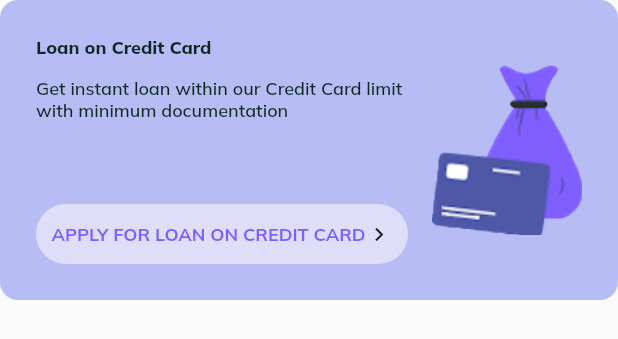
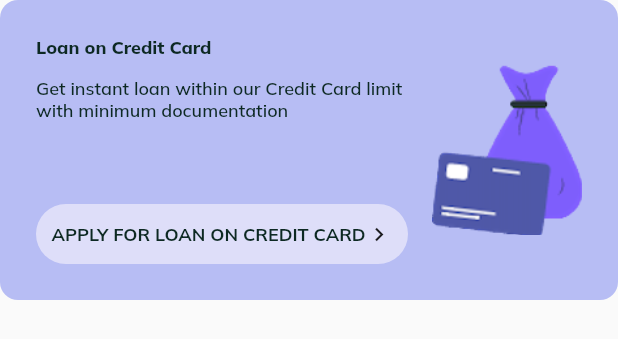
Before and after one commit to harshtonde/cc-module, a Flutter app: the LoanOnCCComponentWidget widget shown alone on an empty page, opened directly, on a phone screen of 412 x 824 dp. Shown: the top 339 px of the screen. Run offline on Flutter 3.47's test engine with Material 2 defaults, Android fonts, the phone set to English and light mode, and no system bars; our stand-ins replace auto_size_text, badges, built_collection, built_value, cached_network_image, carousel_slider and 17 more; missing offline and left inert: json_path; accounts and stored records are empty.

Commit message:
Updating to latest FlutterFlow output.

```diff
--- a/lib/components/loan_on_c_c_component_widget.dart
+++ b/lib/components/loan_on_c_c_component_widget.dart
@@ -108,7 +108,7 @@ class _LoanOnCCComponentWidgetState extends State<LoanOnCCComponentWidget> {
                                     fontFamily: FlutterFlowTheme.of(context)
                                         .bodyText1Family,
                                     color: !mouseRegionHovered!
-                                        ? Color(0xFF7E5EFC)
+                                        ? Color(0xFF0D2923)
                                         : Color(0xFFDEDEF9),
                                     fontWeight: FontWeight.bold,
                                     useGoogleFonts: GoogleFonts.asMap()
```
Also changed, not shown: 1 other file.
